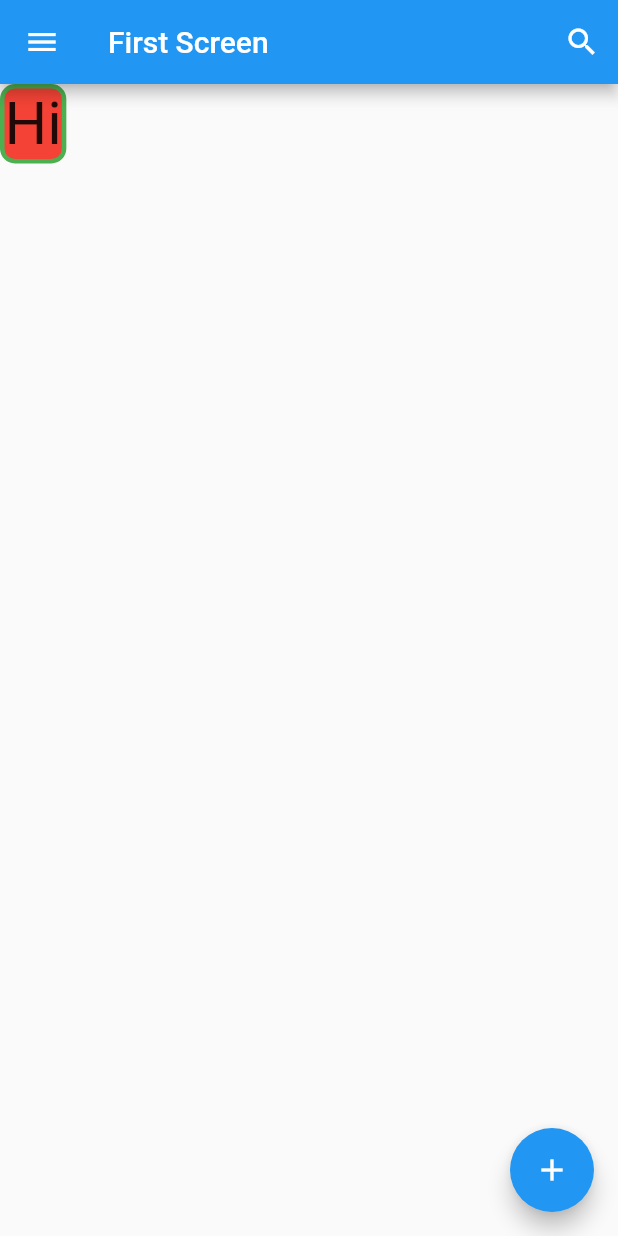
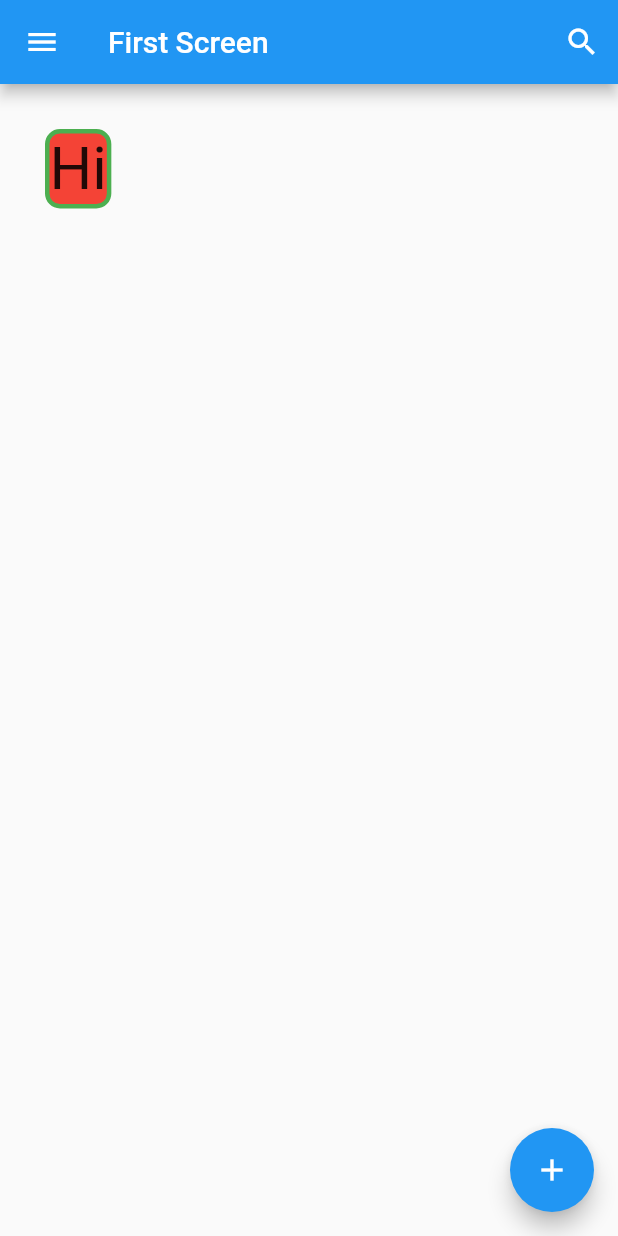
Before and after one commit to jonrysimbolon/flutter_app_2, a Flutter app: the screen it shows after launch, on a phone screen of 412 x 824 dp. Run offline on Flutter 3.47's test engine with Material 2 defaults, Android fonts, the phone set to English and light mode, and no system bars.

Commit message:
Adding padding widget

```diff
--- a/lib/first_screen.dart
+++ b/lib/first_screen.dart
@@ -34,8 +34,11 @@ class FirstScreen extends StatelessWidget {
           style: TextStyle(fontSize: 40),
         ),
       )*/
-      body: Container(
-        decoration: /* const */ BoxDecoration( // Dekorasi Container
+      body: Padding( // Padding
+        padding: const EdgeInsets.all(30),
+        child: Container(
+          decoration: /* const */ BoxDecoration(
+            // Dekorasi Container
             color: Colors.red,
             //shape: BoxShape.circle,
             /*boxShadow: [
@@ -45,10 +48,7 @@ class FirstScreen extends StatelessWidget {
               blurRadius: 10
             )
           ]*/
-          border: Border.all(
-            color: Colors.green,
-            width: 3
-          ),
+            border: Border.all(color: Colors.green, width: 3),
             borderRadius: BorderRadius.circular(10),
           ),
           child: const Text(
@@ -56,6 +56,7 @@ class FirstScreen extends StatelessWidget {
             style: TextStyle(fontSize: 40),
           ),
         ),
+      ),
       floatingActionButton:
           FloatingActionButton(onPressed: () {}, child: const Icon(Icons.add)),
     );
```
Lines whose indentation alone changed are shown as unchanged.
